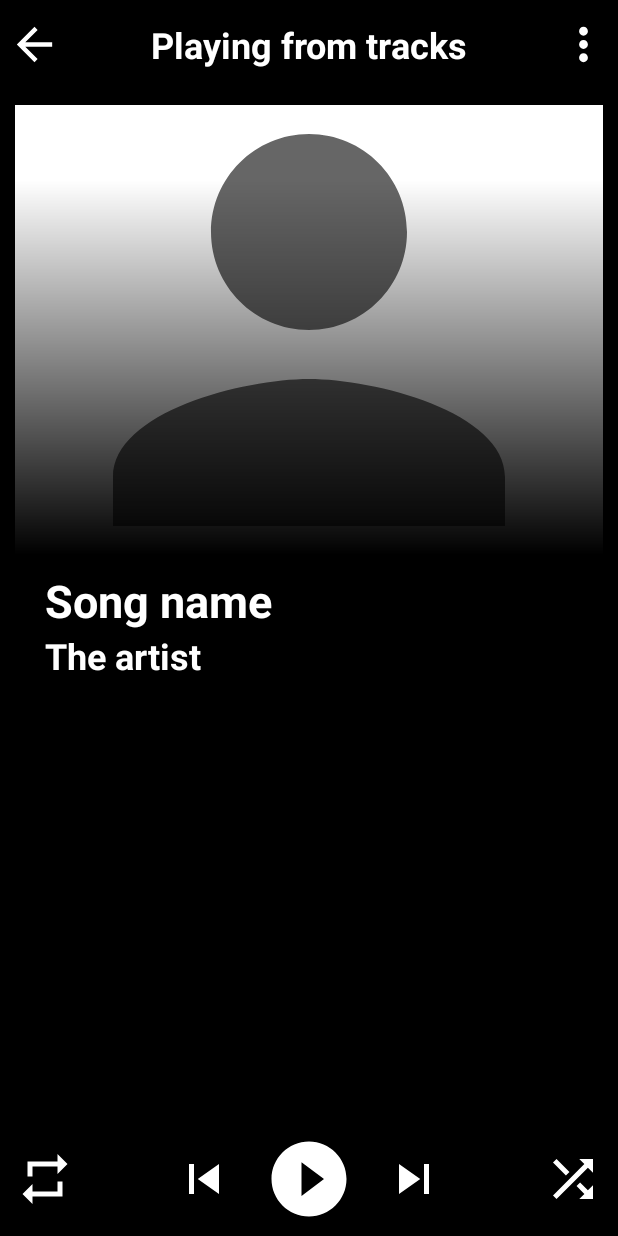
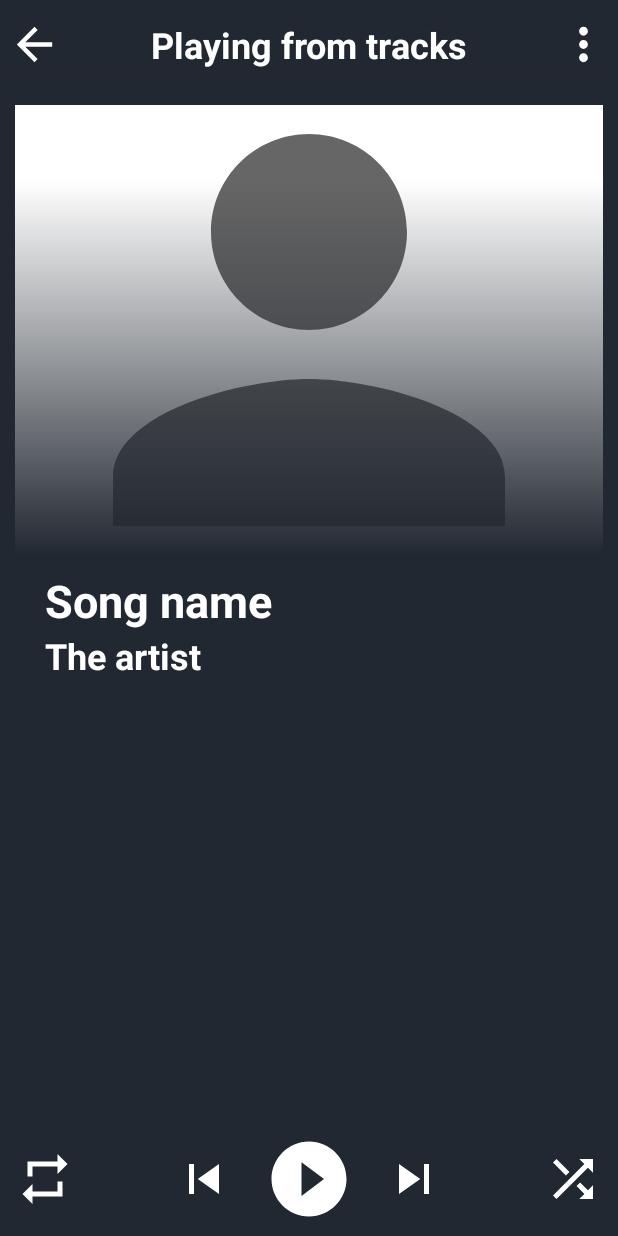
Before and after one commit to Elbig-exe/MELLO, an Android app: the layout activity_player.xml on its own in the app's theme, with its tools: preview values and no code run, on a phone screen of 412 x 824 dp. Run offline under Robolectric (Android 15) with nearby library versions, the phone set to English and light mode, and no system bars.

Commit message:
fixing colors color change of icons when selected

```diff
--- a/app/src/main/AndroidManifest.xml
+++ b/app/src/main/AndroidManifest.xml
@@ -10,7 +10,9 @@
         android:label="@string/app_name"
         android:roundIcon="@mipmap/ic_launcher_round"
         android:supportsRtl="true"
-        android:theme="@style/Theme.MELLO2">
+        android:theme="@style/Theme.MELLO2"
+        >
+
         <activity android:name=".PlayerActivity"></activity>
         <activity android:name=".MainActivity">
             <intent-filter>
--- /dev/null
+++ b/app/src/main/res/drawable/bottom_navigation_selector.xml
@@ -0,0 +1,4 @@
+<selector xmlns:android="http://schemas.android.com/apk/res/android">
+    <item android:state_checked="true" android:color="@color/orange" />
+    <item android:color="@color/white"  />
+</selector>
--- a/app/src/main/res/values/colors.xml
+++ b/app/src/main/res/values/colors.xml
@@ -1,10 +1,15 @@
 <?xml version="1.0" encoding="utf-8"?>
 <resources>
-    <color name="purple_200">#FFBB86FC</color>
-    <color name="purple_500">#FF6200EE</color>
-    <color name="purple_700">#FF3700B3</color>
+    <color name="purple_200">#FF7A5C</color>
+    <color name="purple_500">#ff4014</color>
+    <color name="purple_700">#DF3610</color>
     <color name="teal_200">#FF03DAC5</color>
     <color name="teal_700">#FF018786</color>
-    <color name="black">#FF000000</color>
+    <color name="black">#222831</color>
     <color name="white">#FFFFFFFF</color>
+
+    <color name="dark">#222831</color>
+    <color name="orange">#ff4014</color>
+    <color name="darorange">#ff4014</color>
+
 </resources>
--- a/app/src/main/res/values/themes.xml
+++ b/app/src/main/res/values/themes.xml
@@ -1,6 +1,6 @@
 <resources xmlns:tools="http://schemas.android.com/tools">
     <!-- Base application theme. -->
-    <style name="Theme.MELLO2" parent="Theme.MaterialComponents.DayNight.DarkActionBar">
+    <style name="Theme.MELLO2" parent="Theme.AppCompat.Light.NoActionBar">
         <!-- Primary brand color. -->
         <item name="colorPrimary">@color/purple_500</item>
         <item name="colorPrimaryVariant">@color/purple_700</item>
```
Also changed, not shown: app/src/main/java/com/example/mello2/MainActivity.java (+20 -6 lines), app/src/main/res/layout/activity_main.xml (+6 -5 lines).
